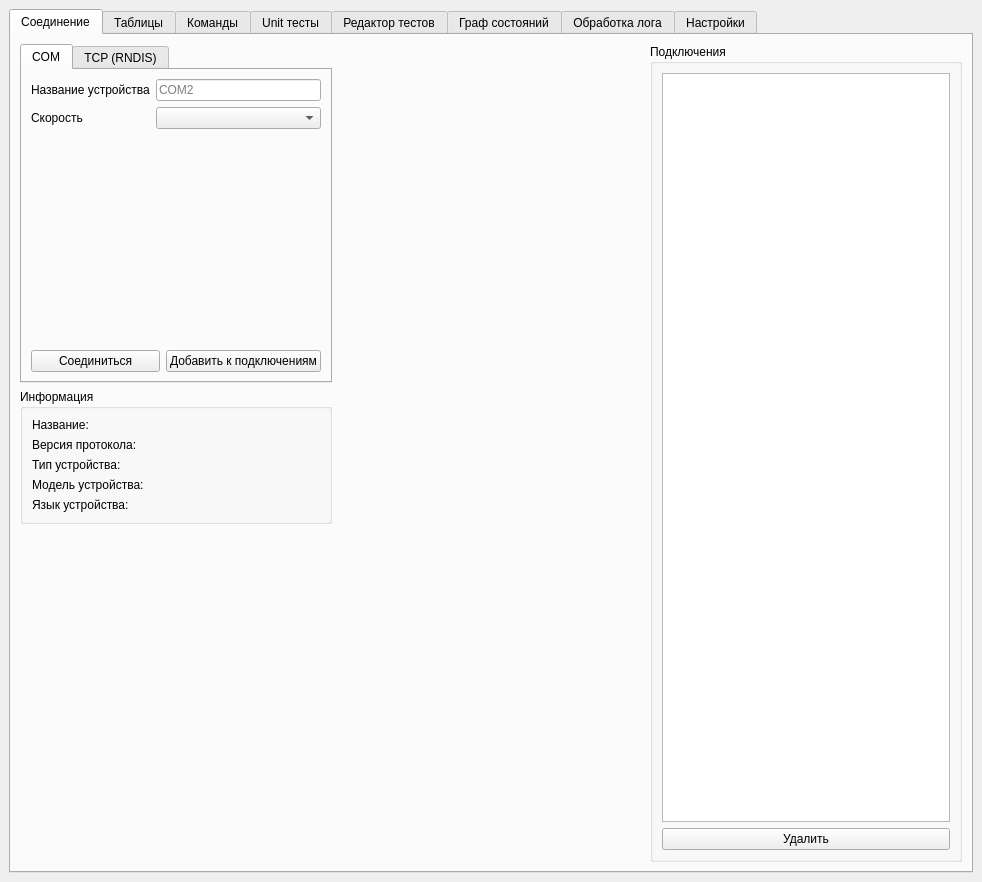
Old version of the form ui/mainwindow.ui in the repository Megaxela/FRTester.
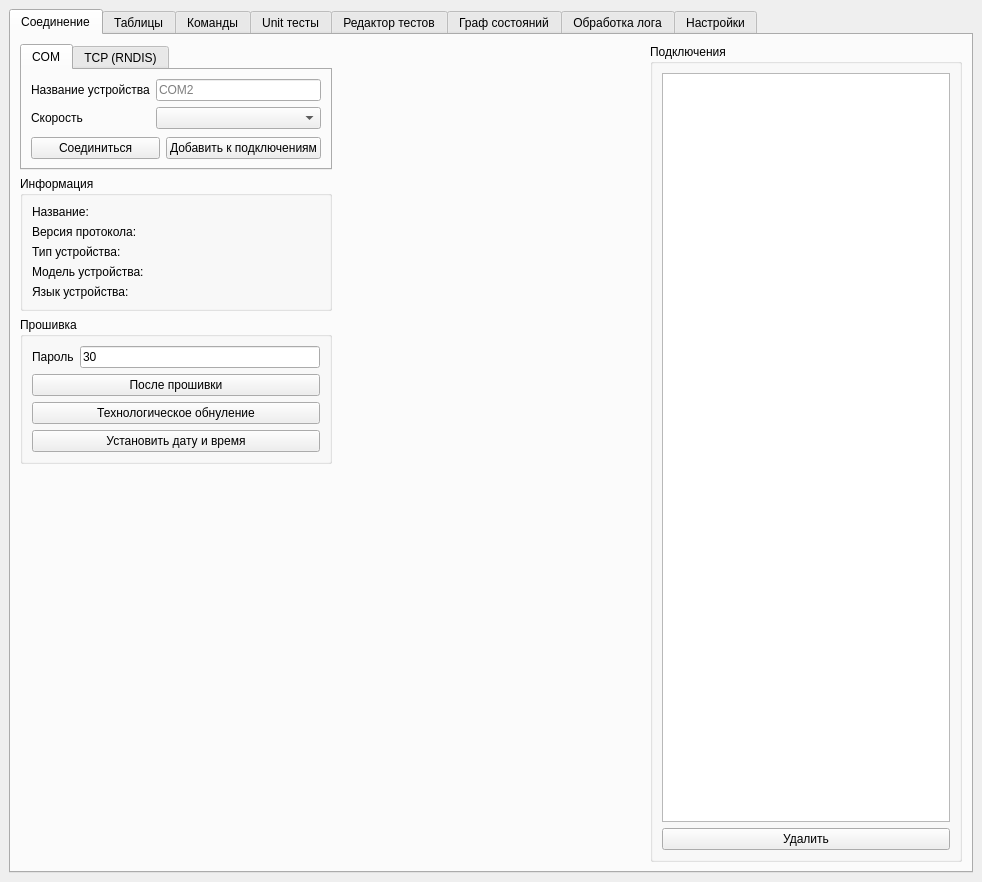
New version of the form. The open tabs and pages were chosen to show the change. Custom widgets are drawn as their Qt base class.

```diff
--- a/ui/mainwindow.ui
+++ b/ui/mainwindow.ui
@@ -30,8 +30,17 @@
        <layout class="QHBoxLayout" name="horizontalLayout_45">
         <item>
          <layout class="QVBoxLayout" name="verticalLayout_41">
+          <property name="sizeConstraint">
+           <enum>QLayout::SetDefaultConstraint</enum>
+          </property>
           <item>
            <widget class="QTabWidget" name="connectionTabWidget">
+            <property name="sizePolicy">
+             <sizepolicy hsizetype="Expanding" vsizetype="Minimum">
+              <horstretch>0</horstretch>
+              <verstretch>0</verstretch>
+             </sizepolicy>
+            </property>
             <property name="currentIndex">
              <number>0</number>
             </property>
@@ -233,6 +242,54 @@
             </layout>
            </widget>
           </item>
+          <item>
+           <widget class="QGroupBox" name="groupBox_26">
+            <property name="title">
+             <string>Прошивка</string>
+            </property>
+            <layout class="QVBoxLayout" name="verticalLayout_42">
+             <item>
+              <layout class="QHBoxLayout" name="horizontalLayout_46">
+               <item>
+                <widget class="QLabel" name="label_89">
+                 <property name="text">
+                  <string>Пароль</string>
+                 </property>
+                </widget>
+               </item>
+               <item>
+                <widget class="QLineEdit" name="connectionFlashingPasswordLineEdit">
+                 <property name="text">
+                  <string>30</string>
+                 </property>
+                </widget>
+               </item>
+              </layout>
+             </item>
+             <item>
+              <widget class="QPushButton" name="connectionFlashingCompletePushButton">
+               <property name="text">
+                <string>После прошивки</string>
+               </property>
+              </widget>
+             </item>
+             <item>
+              <widget class="QPushButton" name="connectionFlashingZeroingPushButton">
+               <property name="text">
+                <string>Технологическое обнуление</string>
+               </property>
+              </widget>
+             </item>
+             <item>
+              <widget class="QPushButton" name="connectionFlashingSetTimePushButton">
+               <property name="text">
+                <string>Установить дату и время</string>
+               </property>
+              </widget>
+             </item>
+            </layout>
+           </widget>
+          </item>
           <item>
            <spacer name="verticalSpacer_7">
             <property name="orientation">
```
Left out of the diff: 55 changed lines with no effect on the pictures.
